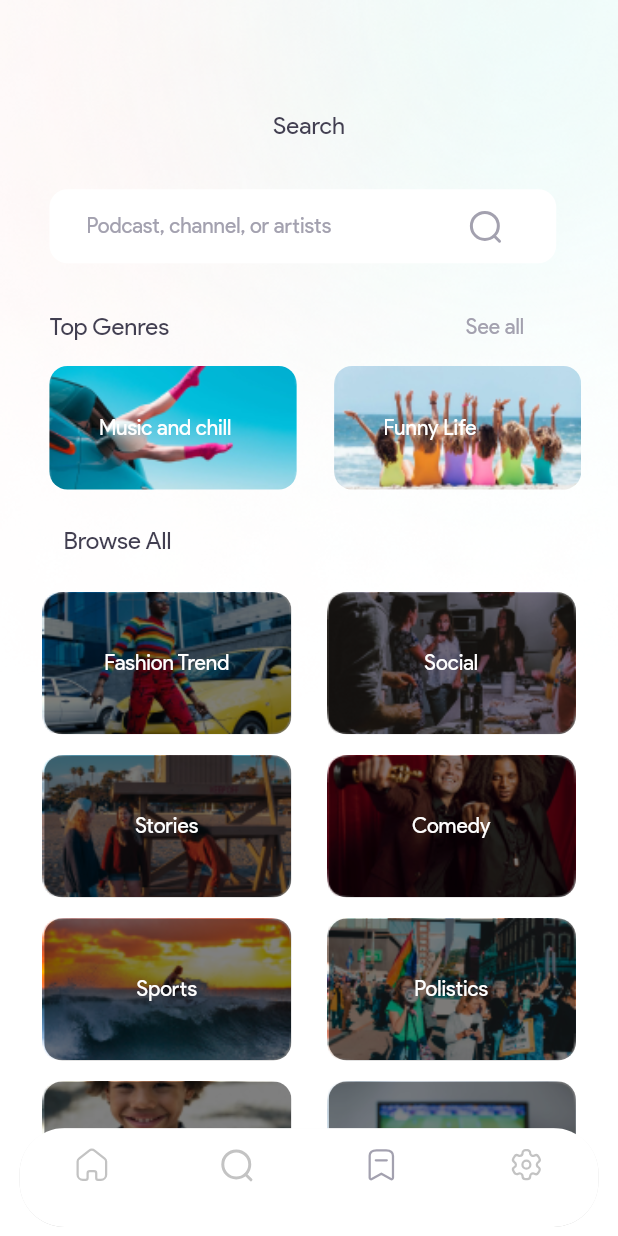
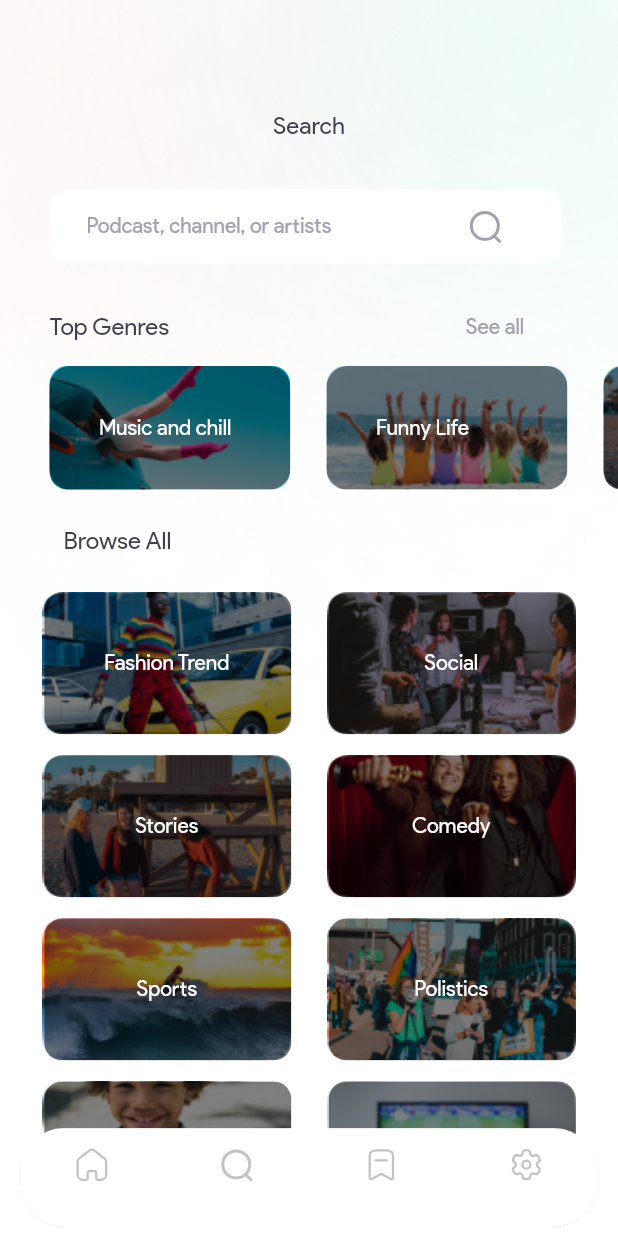
Before and after one commit to CodeSliceITSolutions/podchess, a Flutter app: the screen it shows after launch, on a phone screen of 412 x 824 dp. Run offline on Flutter 3.47's test engine with Material 2 defaults, Android fonts, the phone set to English and light mode, and no system bars; our stand-ins replace flutter_dotenv, flutter_offline, flutter_svg, kiwi, sizer; missing offline and left inert: app_codeslice; project files that could hold a hidden picture were left out.

Commit message:
Code update

```diff
--- a/lib/presentation/common_widgets/app_scaffold.dart
+++ b/lib/presentation/common_widgets/app_scaffold.dart
@@ -1,6 +1,4 @@
 import 'package:flutter/material.dart';
-import 'package:podchess_app/presentation/screens/dashboard/components/widgets/navigation_bar.dart';
-import 'package:podchess_app/presentation/theme/app_color.dart';
 
 class AppScaffold extends StatelessWidget {
   const AppScaffold({
--- /dev/null
+++ b/lib/presentation/common_widgets/divider_widget.dart
@@ -0,0 +1,16 @@
+import 'package:flutter/material.dart';
+import 'package:sizer/sizer.dart';
+
+class DividerWidget extends StatelessWidget {
+  const DividerWidget({Key? key}) : super(key: key);
+
+  @override
+  Widget build(BuildContext context) {
+    return Divider(
+      color: Theme.of(context).primaryColor,
+      thickness: 0.5,
+      indent: 3.h,
+      endIndent: 3.h,
+    );
+  }
+}
--- a/lib/presentation/common_widgets/genres_text.dart
+++ b/lib/presentation/common_widgets/genres_text.dart
@@ -1,9 +1,9 @@
 import 'package:flutter/material.dart';
 
 class GenresText extends StatelessWidget {
+  const GenresText({Key? key, required this.text}) : super(key: key);
+
   final String text;
-
-  const GenresText({Key? key, required this.text}) : super(key: key);
 
   @override
   Widget build(BuildContext context) {
--- a/lib/presentation/common_widgets/image_text.dart
+++ b/lib/presentation/common_widgets/image_text.dart
@@ -1,9 +1,9 @@
 import 'package:flutter/material.dart';
 
 class ImageText extends StatelessWidget {
+  const ImageText({Key? key, required this.text}) : super(key: key);
+
   final String text;
-
-  const ImageText({Key? key, required this.text}) : super(key: key);
 
   @override
   Widget build(BuildContext context) {
--- a/lib/presentation/common_widgets/search_text.dart
+++ b/lib/presentation/common_widgets/search_text.dart
@@ -1,9 +1,9 @@
 import 'package:flutter/material.dart';
 
 class NeoText extends StatelessWidget {
+  const NeoText({Key? key, required this.text}) : super(key: key);
+
   final String text;
-
-  const NeoText({Key? key, required this.text}) : super(key: key);
 
   @override
   Widget build(BuildContext context) {
--- a/lib/presentation/common_widgets/title_text.dart
+++ b/lib/presentation/common_widgets/title_text.dart
@@ -1,15 +1,16 @@
 import 'package:flutter/material.dart';
 
 class TitleText extends StatelessWidget {
+  const TitleText({Key? key, required this.text}) : super(key: key);
+
   final String text;
-
-  const TitleText({Key? key, required this.text}) : super(key: key);
 
   @override
   Widget build(BuildContext context) {
-    return Text(text, style: Theme.of(context)
-        .textTheme
-        .bodySmall
-        ?.copyWith(color: Theme.of(context).canvasColor));
+    return Text(text,
+        style: Theme.of(context)
+            .textTheme
+            .bodySmall
+            ?.copyWith(color: Theme.of(context).canvasColor));
   }
 }
--- a/lib/presentation/screens/dashboard/components/widgets/browse_all_widget.dart
+++ b/lib/presentation/screens/dashboard/components/widgets/browse_all_widget.dart
@@ -10,14 +10,13 @@ class BrowseWidget extends StatelessWidget {
     Key? key,
   }) : super(key: key);
 
-  List<BrowseModel> browseData = [
+  final List<BrowseModel> browseData = [
     BrowseModel(title: StringConstants.fashion, image: ImageConstants.fashion),
     BrowseModel(title: StringConstants.social, image: ImageConstants.social),
     BrowseModel(title: StringConstants.stories, image: ImageConstants.stories),
     BrowseModel(title: StringConstants.comedy, image: ImageConstants.comedy),
     BrowseModel(title: StringConstants.sports, image: ImageConstants.sports),
-    BrowseModel(
-        title: StringConstants.polistics, image: ImageConstants.polistics),
+    BrowseModel(title: StringConstants.polistics, image: ImageConstants.polistics),
     BrowseModel(title: StringConstants.happy, image: ImageConstants.boy),
     BrowseModel(title: StringConstants.games, image: ImageConstants.game),
     BrowseModel(title: StringConstants.happy, image: ImageConstants.boy),
--- a/lib/presentation/screens/dashboard/components/widgets/navigation_bar.dart
+++ b/lib/presentation/screens/dashboard/components/widgets/navigation_bar.dart
@@ -2,27 +2,44 @@ import 'package:flutter/material.dart';
 import 'package:podchess_app/common/constants/image_constants.dart';
 import 'package:podchess_app/common/constants/string_constants.dart';
 import 'package:flutter_svg/flutter_svg.dart';
-import 'package:podchess_app/presentation/theme/app_color.dart';
 import 'package:sizer/sizer.dart';
 
 class BottomNavigationItems extends StatefulWidget {
-  BottomNavigationItems({super.key, required this.pageNumber, this.onChange});
+  const BottomNavigationItems(
+      {super.key, required this.pageNumber, this.onChange});
 
-  Function? onChange;
+  final Function? onChange;
   final int pageNumber;
-
-  List list = [
-    ImageConstants.home,
-    ImageConstants.search,
-    ImageConstants.bookmarkSvg,
-    ImageConstants.setting
-  ];
 
   @override
   State<BottomNavigationItems> createState() => _BottomNavigationItemsState();
 }
 
 class _BottomNavigationItemsState extends State<BottomNavigationItems> {
+
+  final List<BottomNavigationBarItem> _bottomNavigationBarItems = [
+    BottomNavigationBarItem(
+        label: StringConstants.emptyString,
+        icon: SvgPicture.asset(
+          ImageConstants.home,
+        )),
+    BottomNavigationBarItem(
+        label: StringConstants.emptyString,
+        icon: SvgPicture.asset(
+          ImageConstants.search,
+        )),
+    BottomNavigationBarItem(
+        label: StringConstants.emptyString,
+        icon: SvgPicture.asset(
+          ImageConstants.bookmarkSvg,
+        )),
+    BottomNavigationBarItem(
+        label: StringConstants.emptyString,
+        icon: SvgPicture.asset(
+          ImageConstants.setting,
+        ))
+  ];
+
   @override
   Widget build(BuildContext context) {
     return Container(
@@ -35,33 +52,11 @@ class _BottomNavigationItemsState extends State<BottomNavigationItems> {
         borderRadius: BorderRadius.circular(30.0),
         child: BottomNavigationBar(
           backgroundColor: Theme.of(context).canvasColor,
-          items: [
-            BottomNavigationBarItem(
-                label: StringConstants.emptyString,
-                icon: SvgPicture.asset(ImageConstants.home,
-                   // color: Theme.of(context).colorScheme.primary
-                )
-            ),
-            BottomNavigationBarItem(
-                label: StringConstants.emptyString,
-                icon: SvgPicture.asset(ImageConstants.search,
-                   // color: Theme.of(context).colorScheme.primary
-                )),
-            BottomNavigationBarItem(
-                label: StringConstants.emptyString,
-                icon: SvgPicture.asset(ImageConstants.bookmarkSvg,
-                    color: Theme.of(context).colorScheme.primary
-                )),
-            BottomNavigationBarItem(
-                label: StringConstants.emptyString,
-                icon: SvgPicture.asset(ImageConstants.setting,
-                   // color: Theme.of(context).colorScheme.primary
-                ))
-          ],
+          items: _bottomNavigationBarItems.map((e) => e).toList(),
           unselectedItemColor: Colors.grey,
           type: BottomNavigationBarType.fixed,
           selectedItemColor: Colors.blue,
-         // selectedIconTheme: const IconThemeData(color: Colors.blue),
+          // selectedIconTheme: const IconThemeData(color: Colors.blue),
           currentIndex: widget.pageNumber,
           onTap: (value) {
             widget.onChange!(value);
--- a/lib/presentation/screens/dashboard/components/widgets/search_widget.dart
+++ b/lib/presentation/screens/dashboard/components/widgets/search_widget.dart
@@ -19,7 +19,7 @@ class SearchItem extends StatelessWidget {
       child: Row(
         children: [
           Container(
-            width: 41.h,
+            width: 83.w,
             height: 6.h,
             decoration: boxDecor,
             child: Row(
--- a/lib/presentation/screens/dashboard/components/widgets/top_genres_widget.dart
+++ b/lib/presentation/screens/dashboard/components/widgets/top_genres_widget.dart
@@ -1,22 +1,20 @@
 import 'package:flutter/material.dart';
-import 'package:flutter_svg/svg.dart';
 import 'package:podchess_app/common/constants/image_constants.dart';
 import 'package:podchess_app/common/constants/string_constants.dart';
 import 'package:podchess_app/data/model/browse_all_model.dart';
 import 'package:podchess_app/presentation/common_widgets/title_text.dart';
-import 'package:podchess_app/presentation/theme/app_color.dart';
 import 'package:sizer/sizer.dart';
 
 class TopGenresWidget extends StatelessWidget {
-  List<BrowseModel> topGenresData = [
+  TopGenresWidget({Key? key}) : super(key: key);
+
+  final List<BrowseModel> topGenresData = [
     // BrowseModel(title: StringConstants.music, image: ImageConstants.musicsvg),
     // BrowseModel(title: StringConstants.funny, image: ImageConstants.funnysvg),
     BrowseModel(title: StringConstants.music, image: ImageConstants.music),
     BrowseModel(title: StringConstants.funny, image: ImageConstants.funny),
     BrowseModel(title: StringConstants.stories, image: ImageConstants.stories),
   ];
-
-  TopGenresWidget({Key? key}) : super(key: key);
 
   @override
   Widget build(BuildContext context) {
@@ -29,7 +27,7 @@ class TopGenresWidget extends StatelessWidget {
           itemCount: topGenresData.length,
           itemBuilder: (BuildContext context, int index) {
             return Padding(
-              padding: const EdgeInsets.only(right: 25),
+              padding: const EdgeInsets.only(right: 24),
               child: Stack(children: [
                 // SvgPicture.asset(
                 //   topGenresData[index].image!,
@@ -37,7 +35,7 @@ class TopGenresWidget extends StatelessWidget {
                 // child: SvgPicture.asset(ImageConstants.musicsvg),
                 //),
                 SizedBox(
-                  width: 40.w,
+                  width: 39.w,
                   height: 50.h,
                   child: ClipRRect(
                     borderRadius: BorderRadius.circular(12.0),
@@ -45,16 +43,13 @@ class TopGenresWidget extends StatelessWidget {
                         fit: BoxFit.cover),
                   ),
                 ),
-                // Padding(
-                //   padding: const EdgeInsets.only(left: 6),
-                //   child: ClipRRect(
-                //     borderRadius: BorderRadius.circular(14.0),
-                //     child: Container(
-                //         height: 50.h,
-                //         width: 36.w,
-                //         color: Theme.of(context).focusColor),
-                //   ),
-                // ),
+                ClipRRect(
+                  borderRadius: BorderRadius.circular(14.0),
+                  child: Container(
+                      height: 50.h,
+                      width: 39.w,
+                      color: Theme.of(context).focusColor),
+                ),
                 Padding(
                   padding: EdgeInsets.only(left: 4.h, top: 4.h),
                   child: TitleText(text: topGenresData[index].title!),
@@ -66,5 +61,4 @@ class TopGenresWidget extends StatelessWidget {
       ),
     );
   }
-
 }
--- a/lib/presentation/screens/search/components/widgets/podcast_widget.dart
+++ b/lib/presentation/screens/search/components/widgets/podcast_widget.dart
@@ -8,7 +8,7 @@ import 'package:sizer/sizer.dart';
 class PodcastWidget extends StatelessWidget {
   PodcastWidget({Key? key}) : super(key: key);
 
-  List<BrowseModel> podcastData = [
+  final List<BrowseModel> podcastData = [
     BrowseModel(
         title: StringConstants.dol1,
         image: ImageConstants.dol1,
--- a/lib/presentation/screens/search/search_screen.dart
+++ b/lib/presentation/screens/search/search_screen.dart
@@ -2,10 +2,10 @@ import 'package:flutter/material.dart';
 import 'package:flutter_svg/flutter_svg.dart';
 import 'package:podchess_app/common/constants/image_constants.dart';
 import 'package:podchess_app/common/constants/string_constants.dart';
+import 'package:podchess_app/presentation/common_widgets/divider_widget.dart';
 import 'package:podchess_app/presentation/common_widgets/genres_text.dart';
 import 'package:podchess_app/presentation/screens/search/components/widgets/search_widget.dart';
 import 'package:sizer/sizer.dart';
-
 import 'components/widgets/podcast_widget.dart';
 
 class SearchScreen extends StatelessWidget {
@@ -28,12 +28,7 @@ class SearchScreen extends StatelessWidget {
         ),
       ),
        SizedBox(height: 2.h),
-       Divider(
-        color: Theme.of(context).primaryColor,
-        thickness: 0.5,
-        indent: 3.h,
-        endIndent: 3.h,
-      ),
+      const DividerWidget(),
       Padding(
           padding: EdgeInsets.only(right: 30.h, top: 3.h),
           child: const GenresText(text: StringConstants.searchResult)),
--- a/lib/presentation/screens/settings/components/account_widget.dart
+++ b/lib/presentation/screens/settings/components/account_widget.dart
@@ -8,7 +8,7 @@ import 'package:sizer/sizer.dart';
 class AccountWidget extends StatelessWidget {
   AccountWidget({Key? key}) : super(key: key);
 
-  List<BrowseModel> accountData = [
+  final List<BrowseModel> accountData = [
     BrowseModel(
       title: StringConstants.accountSetting,
       image: ImageConstants.profile,
--- a/lib/presentation/theme/app_theme.dart
+++ b/lib/presentation/theme/app_theme.dart
@@ -1,6 +1,5 @@
 import 'package:flutter/material.dart';
 import 'package:podchess_app/common/constants/string_constants.dart';
-
 import 'app_color.dart';
 
 class CustomThemeData {
```
